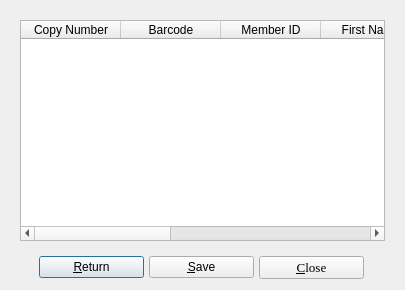
textbrowser/biblioteq, file UI/biblioteq_borrowers.ui: the form before one commit.
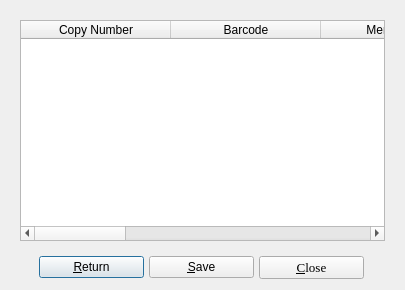
The form after the commit. Icons and pictures are not drawn.

Patch:
```diff
--- a/UI/biblioteq_borrowers.ui
+++ b/UI/biblioteq_borrowers.ui
@@ -56,6 +56,12 @@
         <property name="cornerButtonEnabled">
          <bool>false</bool>
         </property>
+        <attribute name="horizontalHeaderDefaultSectionSize">
+         <number>150</number>
+        </attribute>
+        <attribute name="horizontalHeaderMinimumSectionSize">
+         <number>150</number>
+        </attribute>
         <attribute name="horizontalHeaderStretchLastSection">
          <bool>true</bool>
         </attribute>
```
